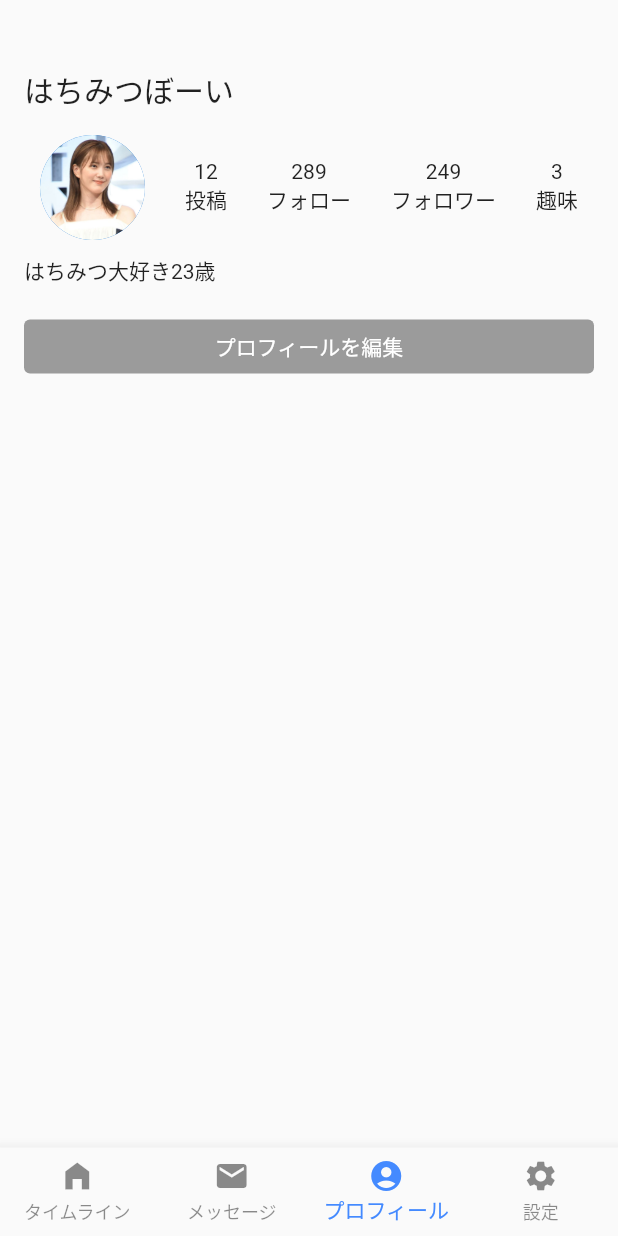
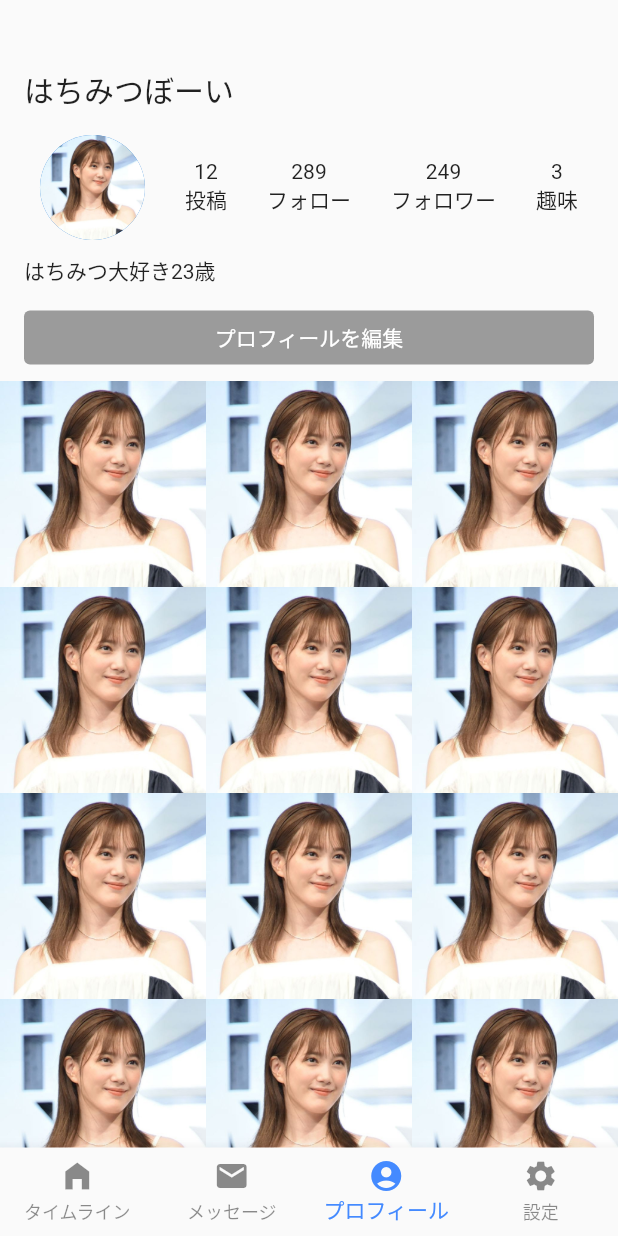
Before and after one commit to hachimitsuboy/shumeet, a Flutter app: the screen it shows after launch, item 3 of the bottom bar chosen, on a phone screen of 412 x 824 dp. Run offline on Flutter 3.47's test engine with Material 2 defaults, Android fonts, the light colour scheme and no system bars; our stand-ins replace flutter_riverpod.

Commit message:
プロフィール画面の仮UI作成

```diff
--- /dev/null
+++ b/lib/view/profile/children/profile_grid_view.dart
@@ -0,0 +1,20 @@
+import 'package:flutter/material.dart';
+
+class ProfileGridView extends StatelessWidget {
+  const ProfileGridView({Key? key}) : super(key: key);
+
+  //TODO 投稿画像をFirebaseから取ってくる
+  @override
+  Widget build(BuildContext context) {
+    return GridView.builder(
+      gridDelegate:
+          const SliverGridDelegateWithFixedCrossAxisCount(crossAxisCount: 3),
+      itemCount: 12,
+      itemBuilder: (context, index) {
+        return Image.asset('assets/images/user.jpeg');
+      },
+      shrinkWrap: true,
+      physics: const NeverScrollableScrollPhysics(),
+    );
+  }
+}
--- a/lib/view/profile/profile_screen.dart
+++ b/lib/view/profile/profile_screen.dart
@@ -1,5 +1,6 @@
 import 'package:flutter/material.dart';
 import 'package:shumeet/view/profile/children/profile_edit_button.dart';
+import 'package:shumeet/view/profile/children/profile_grid_view.dart';
 import 'package:shumeet/view/profile/children/profile_status.dart';
 
 class ProfileScreen extends StatelessWidget {
@@ -7,7 +8,8 @@ class ProfileScreen extends StatelessWidget {
 
   @override
   Widget build(BuildContext context) {
-    return Column(
+    return SingleChildScrollView(
+      child: Column(
         crossAxisAlignment: CrossAxisAlignment.start,
         children: const [
           SizedBox(height: 45),
@@ -25,11 +27,15 @@ class ProfileScreen extends StatelessWidget {
             padding: EdgeInsets.only(left: 16.0),
             child: Text('はちみつ大好き23歳'),
           ),
+          SizedBox(height: 10),
           Padding(
-          padding: EdgeInsets.all(16.0),
+            padding: EdgeInsets.symmetric(horizontal: 16.0),
             child: ProfileEditButton(),
           ),
+          SizedBox(height: 5),
+          ProfileGridView(),
         ],
+      ),
     );
   }
 }
```
Lines whose indentation alone changed are shown as unchanged.
